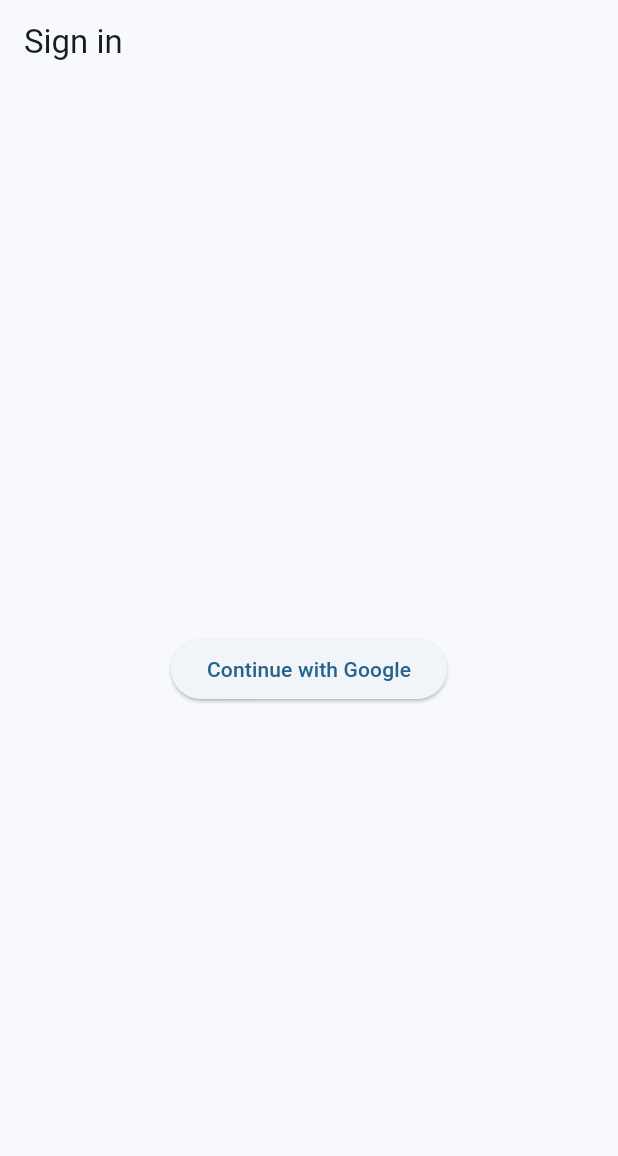
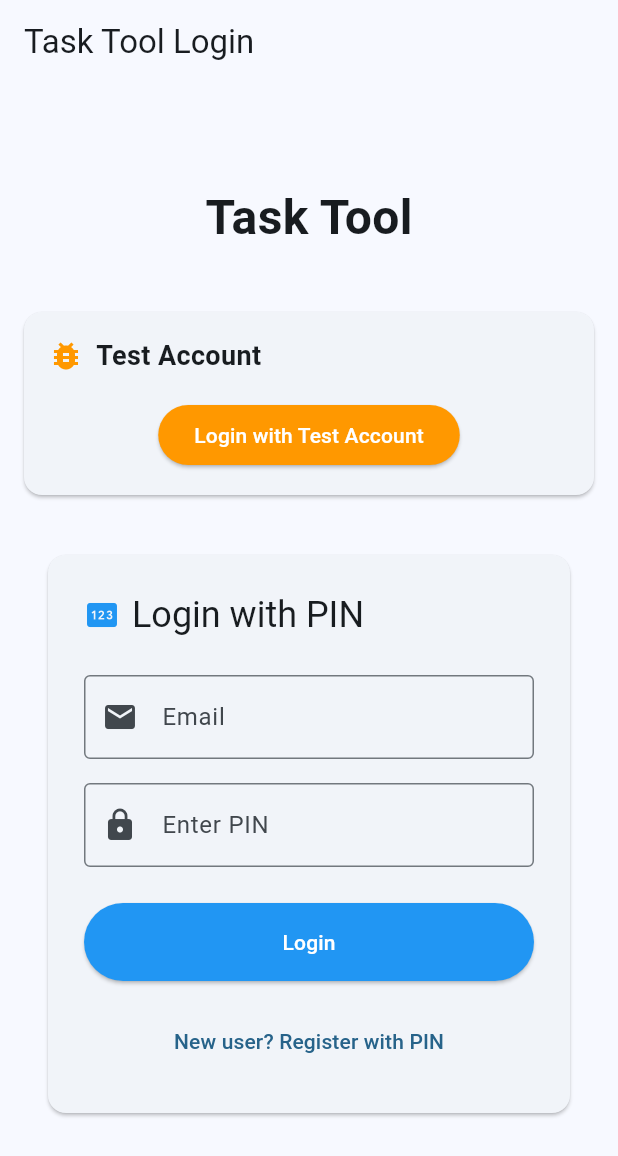
Before and after one commit to cpradeepk/task-tool, a Flutter app: the screen it shows after launch, on a phone screen of 412 x 824 dp. Shown: the top 1156 px of the screen. Run offline on Flutter 3.47's test engine with Material 3 defaults, Android fonts, the phone set to English and light mode, and no system bars; our stand-ins replace go_router, shared_preferences, socket_io_client; missing offline and left inert: dart:html.

Commit message:
feat: implement admin login, PIN authentication, enhanced navigation, and expandable projects UI
- Add admin login system with popup modal and environment variables
- Implement PIN-based user authentication with database migration
- Fix navigation buttons visibility with improved styling
- Create expandable/collapsible projects display with nested modules/tasks
- Add comprehensive environment variables documentation
- Update deployment script to include database seeding

```diff
--- /dev/null
+++ b/frontend/lib/pin_auth.dart
@@ -0,0 +1,198 @@
+import 'dart:convert';
+import 'package:flutter/material.dart';
+import 'package:flutter/services.dart';
+import 'package:http/http.dart' as http;
+import 'package:shared_preferences/shared_preferences.dart';
+
+const String apiBase = String.fromEnvironment('API_BASE', defaultValue: 'http://localhost:3003');
+
+class PinAuthWidget extends StatefulWidget {
+  final VoidCallback onSuccess;
+
+  const PinAuthWidget({super.key, required this.onSuccess});
+
+  @override
+  State<PinAuthWidget> createState() => _PinAuthWidgetState();
+}
+
+class _PinAuthWidgetState extends State<PinAuthWidget> {
+  final _emailController = TextEditingController();
+  final _pinController = TextEditingController();
+  bool _isLoading = false;
+  bool _isRegistering = false;
+  String? _errorMessage;
+  bool _hasPin = false;
+
+  Future<void> _checkPin() async {
+    if (_emailController.text.isEmpty) return;
+
+    try {
+      final response = await http.post(
+        Uri.parse('$apiBase/task/api/pin-auth/check'),
+        headers: {'Content-Type': 'application/json'},
+        body: jsonEncode({'email': _emailController.text}),
+      );
+
+      if (response.statusCode == 200) {
+        final data = jsonDecode(response.body);
+        setState(() => _hasPin = data['hasPin']);
+      }
+    } catch (e) {
+      // Ignore errors for PIN check
+    }
+  }
+
+  Future<void> _authenticate() async {
+    if (_emailController.text.isEmpty || _pinController.text.isEmpty) {
+      setState(() => _errorMessage = 'Please enter both email and PIN');
+      return;
+    }
+
+    setState(() {
+      _isLoading = true;
+      _errorMessage = null;
+    });
+
+    try {
+      final endpoint = _isRegistering ? 'register' : 'login';
+      final response = await http.post(
+        Uri.parse('$apiBase/task/api/pin-auth/$endpoint'),
+        headers: {'Content-Type': 'application/json'},
+        body: jsonEncode({
+          'email': _emailController.text,
+          'pin': _pinController.text,
+        }),
+      );
+
+      if (response.statusCode == 200 || response.statusCode == 201) {
+        final data = jsonDecode(response.body);
+        final token = data['token'];
+        final user = data['user'];
+
+        // Store credentials
+        final prefs = await SharedPreferences.getInstance();
+        await prefs.setString('jwt', token);
+        await prefs.setString('email', user['email']);
+        await prefs.setBool('isAdmin', false);
+
+        widget.onSuccess();
+      } else {
+        final error = jsonDecode(response.body);
+        setState(() => _errorMessage = error['error'] ?? 'Authentication failed');
+      }
+    } catch (e) {
+      setState(() => _errorMessage = 'Network error: ${e.toString()}');
+    } finally {
+      setState(() => _isLoading = false);
+    }
+  }
+
+  @override
+  Widget build(BuildContext context) {
+    return Card(
+      margin: const EdgeInsets.all(16),
+      child: Padding(
+        padding: const EdgeInsets.all(24),
+        child: Column(
+          mainAxisSize: MainAxisSize.min,
+          crossAxisAlignment: CrossAxisAlignment.stretch,
+          children: [
+            Row(
+              children: [
+                const Icon(Icons.pin, color: Colors.blue),
+                const SizedBox(width: 8),
+                Text(
+                  _isRegistering ? 'Register with PIN' : 'Login with PIN',
+                  style: Theme.of(context).textTheme.headlineSmall,
+                ),
+              ],
+            ),
+            const SizedBox(height: 24),
+            TextField(
+              controller: _emailController,
+              decoration: const InputDecoration(
+                labelText: 'Email',
+                prefixIcon: Icon(Icons.email),
+                border: OutlineInputBorder(),
+              ),
+              keyboardType: TextInputType.emailAddress,
+              enabled: !_isLoading,
+              onChanged: (_) => _checkPin(),
+            ),
+            const SizedBox(height: 16),
+            TextField(
+              controller: _pinController,
+              decoration: InputDecoration(
+                labelText: _isRegistering ? 'Create PIN (4-6 digits)' : 'Enter PIN',
+                prefixIcon: const Icon(Icons.lock),
+                border: const OutlineInputBorder(),
+                helperText: _isRegistering ? 'Choose a 4-6 digit PIN' : null,
+              ),
+              keyboardType: TextInputType.number,
+              inputFormatters: [
+                FilteringTextInputFormatter.digitsOnly,
+                LengthLimitingTextInputFormatter(6),
+              ],
+              obscureText: true,
+              enabled: !_isLoading,
+              onSubmitted: (_) => _authenticate(),
+            ),
+            if (_errorMessage != null) ...[
+              const SizedBox(height: 16),
+              Container(
+                padding: const EdgeInsets.all(12),
+                decoration: BoxDecoration(
+                  color: Colors.red.shade50,
+                  border: Border.all(color: Colors.red.shade200),
+                  borderRadius: BorderRadius.circular(8),
+                ),
+                child: Text(
+                  _errorMessage!,
+                  style: TextStyle(color: Colors.red.shade700),
+                  textAlign: TextAlign.center,
+                ),
+              ),
+            ],
+            const SizedBox(height: 24),
+            ElevatedButton(
+              onPressed: _isLoading ? null : _authenticate,
+              style: ElevatedButton.styleFrom(
+                backgroundColor: Colors.blue,
+                foregroundColor: Colors.white,
+                padding: const EdgeInsets.symmetric(vertical: 16),
+              ),
+              child: _isLoading
+                  ? const SizedBox(
+                      width: 20,
+                      height: 20,
+                      child: CircularProgressIndicator(strokeWidth: 2),
+                    )
+                  : Text(_isRegistering ? 'Register' : 'Login'),
+            ),
+            const SizedBox(height: 16),
+            TextButton(
+              onPressed: _isLoading ? null : () {
+                setState(() {
+                  _isRegistering = !_isRegistering;
+                  _errorMessage = null;
+                });
+              },
+              child: Text(
+                _isRegistering
+                    ? 'Already have a PIN? Login instead'
+                    : 'New user? Register with PIN',
+              ),
+            ),
+          ],
+        ),
+      ),
+    );
+  }
+
+  @override
+  void dispose() {
+    _emailController.dispose();
+    _pinController.dispose();
+    super.dispose();
+  }
+}
--- a/frontend/lib/router.dart
+++ b/frontend/lib/router.dart
@@ -3,6 +3,7 @@ import 'package:go_router/go_router.dart';
 import 'package:shared_preferences/shared_preferences.dart';
 import 'main.dart';
 import 'auth.dart';
+import 'pin_auth.dart';
 import 'projects.dart';
 import 'profile.dart';
 import 'modules.dart';
@@ -68,18 +69,59 @@ class _LoginScreenState extends State<LoginScreen> {
   @override
   Widget build(BuildContext context) {
     return Scaffold(
-      appBar: AppBar(title: const Text('Sign in')),
+      appBar: AppBar(title: const Text('Task Tool Login')),
       body: Center(
-        child: _busy
-          ? const CircularProgressIndicator()
-          : Column(
-              mainAxisSize: MainAxisSize.min,
-              children: [
-                if (_err != null) Text(_err!, style: const TextStyle(color: Colors.red)),
-                const SizedBox(height: 12),
-                ElevatedButton(onPressed: _doLogin, child: const Text('Continue with Google')),
-              ],
-            ),
+        child: SingleChildScrollView(
+          padding: const EdgeInsets.all(16),
+          child: Column(
+            mainAxisAlignment: MainAxisAlignment.center,
+            children: [
+              const Text('Task Tool', style: TextStyle(fontSize: 32, fontWeight: FontWeight.bold)),
+              const SizedBox(height: 32),
+
+              // Test Account Login
+              Card(
+                margin: const EdgeInsets.symmetric(vertical: 8),
+                child: Padding(
+                  padding: const EdgeInsets.all(16),
+                  child: Column(
+                    children: [
+                      const Row(
+                        children: [
+                          Icon(Icons.bug_report, color: Colors.orange),
+                          SizedBox(width: 8),
+                          Text('Test Account', style: TextStyle(fontSize: 18, fontWeight: FontWeight.bold)),
+                        ],
+                      ),
+                      const SizedBox(height: 16),
+                      if (_err != null) ...[
+                        Text(_err!, style: const TextStyle(color: Colors.red)),
+                        const SizedBox(height: 16),
+                      ],
+                      ElevatedButton(
+                        onPressed: _busy ? null : _doLogin,
+                        style: ElevatedButton.styleFrom(
+                          backgroundColor: Colors.orange,
+                          foregroundColor: Colors.white,
+                        ),
+                        child: _busy ? const CircularProgressIndicator() : const Text('Login with Test Account'),
+                      ),
+                    ],
+                  ),
+                ),
+              ),
+
+              const SizedBox(height: 16),
+
+              // PIN Authentication
+              PinAuthWidget(
+                onSuccess: () {
+                  if (mounted) context.go('/');
+                },
+              ),
+            ],
+          ),
+        ),
       ),
     );
   }
```
Also changed, not shown: frontend/lib/admin_login.dart (added, +146 -0 lines), frontend/lib/nav.dart (+31 -2 lines), frontend/lib/project_expandable_card.dart (added, +205 -0 lines), frontend/lib/projects.dart (+16 -14 lines), 8 other files.
